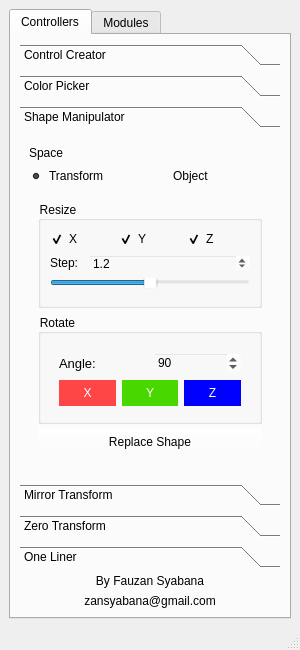
The window that rusakU2I_new.ui (zansyabana/RUSAK) describes before a commit, drawn with Qt 5.
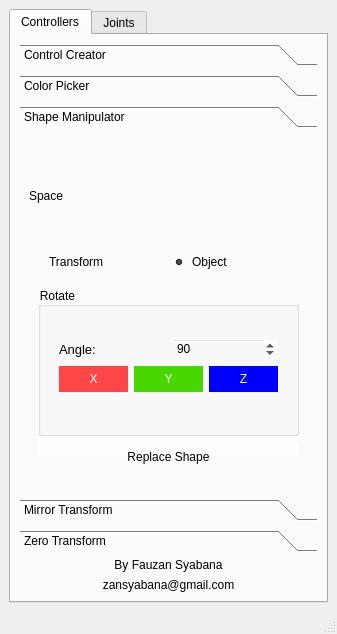
The same window after the commit. The open tabs and pages were chosen to show the change. Icons and pictures are not drawn.

Patch:
```diff
--- a/rusakU2I_new.ui
+++ b/rusakU2I_new.ui
@@ -7,7 +7,7 @@
    <rect>
     <x>0</x>
     <y>0</y>
-    <width>300</width>
+    <width>337</width>
     <height>634</height>
    </rect>
   </property>
@@ -1028,8 +1028,8 @@
             <rect>
              <x>0</x>
              <y>0</y>
-             <width>258</width>
-             <height>313</height>
+             <width>295</width>
+             <height>343</height>
             </rect>
            </property>
            <attribute name="label">
@@ -1066,7 +1066,7 @@
                  <string>Transform</string>
                 </property>
                 <property name="checked">
-                 <bool>true</bool>
+                 <bool>false</bool>
                 </property>
                </widget>
               </item>
@@ -1078,6 +1078,9 @@
                 <property name="text">
                  <string>Object</string>
                 </property>
+                <property name="checked">
+                 <bool>true</bool>
+                </property>
                </widget>
               </item>
              </layout>
@@ -1091,104 +1094,6 @@
                </size>
               </property>
               <layout class="QVBoxLayout" name="verticalLayout_16">
-               <item>
-                <widget class="QGroupBox" name="groupBox_3">
-                 <property name="title">
-                  <string>Resize</string>
-                 </property>
-                 <layout class="QVBoxLayout" name="verticalLayout_6">
-                  <item>
-                   <layout class="QHBoxLayout" name="horizontalLayout_4">
-                    <item>
-                     <widget class="QCheckBox" name="sizeX">
-                      <property name="text">
-                       <string>X</string>
-                      </property>
-                      <property name="checked">
-                       <bool>true</bool>
-                      </property>
-                     </widget>
-                    </item>
-                    <item>
-                     <widget class="QCheckBox" name="sizeY">
-                      <property name="text">
-                       <string>Y</string>
-                      </property>
-                      <property name="checked">
-                       <bool>true</bool>
-                      </property>
-                     </widget>
-                    </item>
-                    <item>
-                     <widget class="QCheckBox" name="sizeZ">
-                      <property name="text">
-                       <string>Z</string>
-                      </property>
-                      <property name="checked">
-                       <bool>true</bool>
-                      </property>
-                     </widget>
-                    </item>
-                   </layout>
-                  </item>
-                  <item>
-                   <layout class="QHBoxLayout" name="horizontalLayout_5">
-                    <item>
-                     <widget class="QLabel" name="label_resizeStep">
-                      <property name="sizePolicy">
-                       <sizepolicy hsizetype="Fixed" vsizetype="Preferred">
-                        <horstretch>0</horstretch>
-                        <verstretch>0</verstretch>
-                       </sizepolicy>
-                      </property>
-                      <property name="text">
-                       <string>Step: </string>
-                      </property>
-                     </widget>
-                    </item>
-                    <item>
-                     <widget class="QDoubleSpinBox" name="sizeStepSpinBox">
-                      <property name="decimals">
-                       <number>1</number>
-                      </property>
-                      <property name="singleStep">
-                       <double>0.200000000000000</double>
-                      </property>
-                      <property name="value">
-                       <double>1.200000000000000</double>
-                      </property>
-                     </widget>
-                    </item>
-                   </layout>
-                  </item>
-                  <item>
-                   <widget class="QSlider" name="resizeSlider">
-                    <property name="minimum">
-                     <number>-10</number>
-                    </property>
-                    <property name="maximum">
-                     <number>10</number>
-                    </property>
-                    <property name="tracking">
-                     <bool>true</bool>
-                    </property>
-                    <property name="orientation">
-                     <enum>Qt::Horizontal</enum>
-                    </property>
-                    <property name="invertedAppearance">
-                     <bool>false</bool>
-                    </property>
-                    <property name="invertedControls">
-                     <bool>false</bool>
-                    </property>
-                    <property name="tickPosition">
-                     <enum>QSlider::TicksBelow</enum>
-                    </property>
-                   </widget>
-                  </item>
-                 </layout>
-                </widget>
-               </item>
                <item>
                 <widget class="QGroupBox" name="groupBox_2">
                  <property name="sizePolicy">
@@ -1675,40 +1580,6 @@
             </item>
            </layout>
           </widget>
-          <widget class="QWidget" name="widget">
-           <property name="geometry">
-            <rect>
-             <x>0</x>
-             <y>0</y>
-             <width>258</width>
-             <height>311</height>
-            </rect>
-           </property>
-           <attribute name="label">
-            <string>One Liner</string>
-           </attribute>
-           <layout class="QVBoxLayout" name="verticalLayout_14">
-            <item>
-             <widget class="QLineEdit" name="lineOneLiner"/>
-            </item>
-            <item>
-             <spacer name="verticalSpacer">
-              <property name="orientation">
-               <enum>Qt::Vertical</enum>
-              </property>
-              <property name="sizeType">
-               <enum>QSizePolicy::MinimumExpanding</enum>
-              </property>
-              <property name="sizeHint" stdset="0">
-               <size>
-                <width>20</width>
-                <height>20</height>
-               </size>
-              </property>
-             </spacer>
-            </item>
-           </layout>
-          </widget>
          </widget>
         </item>
         <item>
@@ -1735,7 +1606,7 @@
       </widget>
       <widget class="QWidget" name="tab_mod">
        <attribute name="title">
-        <string>Modules</string>
+        <string>Joints</string>
        </attribute>
        <layout class="QVBoxLayout" name="verticalLayout_8">
         <item>
```
Left out of the diff: 83 changed lines with no effect on the pictures.
